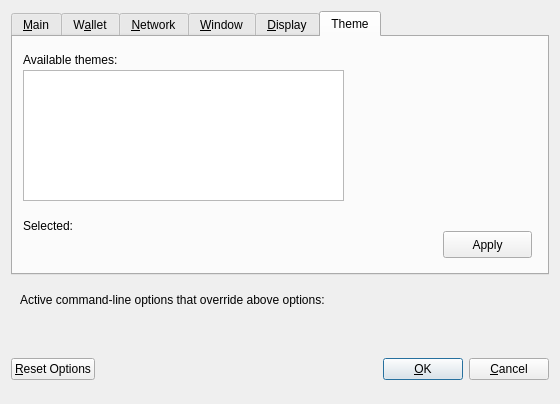
thelonecrouton/bitcredit, file src/qt/forms/optionsdialog.ui: the form before one commit.
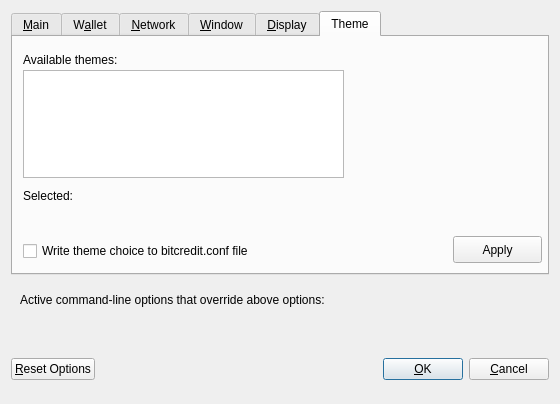
The form after the commit. The open tabs and pages were chosen to show the change. Custom widgets are drawn as their Qt base class.

Commit message: save chosen theme checkbox, not functional yet

```diff
--- a/src/qt/forms/optionsdialog.ui
+++ b/src/qt/forms/optionsdialog.ui
@@ -723,8 +723,8 @@
       <widget class="QPushButton" name="pushButton_apply_theme">
        <property name="geometry">
         <rect>
-         <x>430</x>
-         <y>194</y>
+         <x>440</x>
+         <y>199</y>
          <width>89</width>
          <height>27</height>
         </rect>
@@ -742,7 +742,7 @@
          <x>10</x>
          <y>33</y>
          <width>321</width>
-         <height>131</height>
+         <height>108</height>
         </rect>
        </property>
        <property name="toolTip">
@@ -753,9 +753,9 @@
        <property name="geometry">
         <rect>
          <x>10</x>
-         <y>199</y>
+         <y>172</y>
          <width>321</width>
-         <height>22</height>
+         <height>18</height>
         </rect>
        </property>
        <property name="text">
@@ -769,7 +769,7 @@
        <property name="geometry">
         <rect>
          <x>10</x>
-         <y>180</y>
+         <y>150</y>
          <width>141</width>
          <height>17</height>
         </rect>
@@ -778,6 +778,19 @@
         <string>Selected:</string>
        </property>
       </widget>
+      <widget class="QCheckBox" name="checkBox">
+       <property name="geometry">
+        <rect>
+         <x>10</x>
+         <y>203</y>
+         <width>321</width>
+         <height>22</height>
+        </rect>
+       </property>
+       <property name="text">
+        <string>Write theme choice to bitcredit.conf file</string>
+       </property>
+      </widget>
      </widget>
     </widget>
    </item>
```
Left out of the diff: 2 changed lines with no effect on the pictures. The commit also changes 2 other files.
